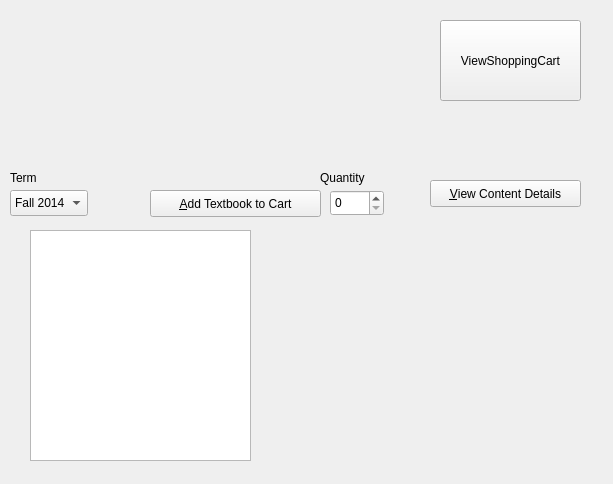
The window that D4_TeamJava/cuTPS_gui/StudentInterfaceWindow.ui (AnkushVarshneya/CUTPS) describes before a commit, drawn with Qt 5.
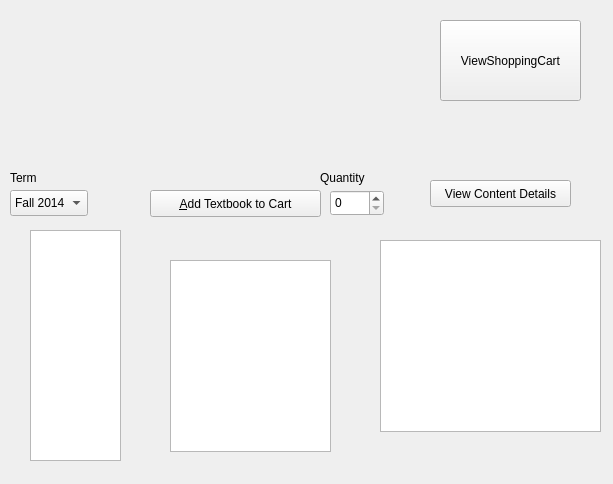
The same window after the commit.

The edit to the form file:
```diff
--- a/D4_TeamJava/cuTPS_gui/StudentInterfaceWindow.ui
+++ b/D4_TeamJava/cuTPS_gui/StudentInterfaceWindow.ui
@@ -97,25 +97,12 @@
     </rect>
    </property>
   </widget>
-  <widget class="QPushButton" name="pushButton">
-   <property name="geometry">
-    <rect>
-     <x>430</x>
-     <y>180</y>
-     <width>151</width>
-     <height>27</height>
-    </rect>
-   </property>
-   <property name="text">
-    <string>&amp;View Content Details</string>
-   </property>
-  </widget>
   <widget class="QListWidget" name="textbookListWidget">
    <property name="geometry">
     <rect>
      <x>30</x>
      <y>230</y>
-     <width>221</width>
+     <width>91</width>
      <height>231</height>
     </rect>
    </property>
@@ -133,6 +120,39 @@
     <string>Term</string>
    </property>
   </widget>
+  <widget class="QListView" name="textbookListView">
+   <property name="geometry">
+    <rect>
+     <x>170</x>
+     <y>260</y>
+     <width>161</width>
+     <height>192</height>
+    </rect>
+   </property>
+  </widget>
+  <widget class="QTreeView" name="itemsTreeView">
+   <property name="geometry">
+    <rect>
+     <x>380</x>
+     <y>240</y>
+     <width>221</width>
+     <height>192</height>
+    </rect>
+   </property>
+  </widget>
+  <widget class="QPushButton" name="viewDetailsOption">
+   <property name="geometry">
+    <rect>
+     <x>430</x>
+     <y>180</y>
+     <width>141</width>
+     <height>27</height>
+    </rect>
+   </property>
+   <property name="text">
+    <string>View Content Details</string>
+   </property>
+  </widget>
  </widget>
  <resources/>
  <connections/>
```
